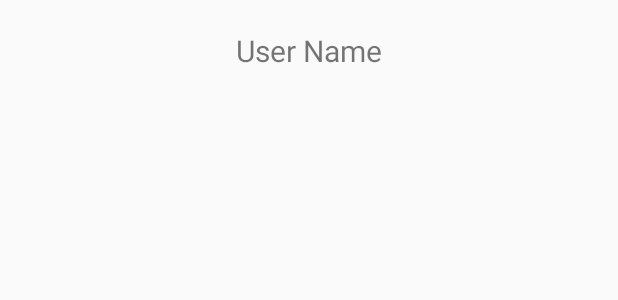
After one commit to ashmortar/ChatAppProv7, an Android app: the layout user_list_item.xml on its own in the app's theme, with its tools: preview values and no code run, on a phone screen of 412 x 824 dp. The commit adds this screen. Shown: the top 300 px of the screen. Run offline under Robolectric (Android 15) with nearby library versions, the phone set to English and light mode, and no system bars.

Commit message:
Display list of users.

```diff
--- a/app/src/main/java/chat7/app/pro/chatapppro7/services/FirebaseService.java
+++ b/app/src/main/java/chat7/app/pro/chatapppro7/services/FirebaseService.java
@@ -1,8 +1,14 @@
 package chat7.app.pro.chatapppro7.services;
 
 
+import com.google.firebase.database.DataSnapshot;
+import com.google.firebase.database.DatabaseError;
 import com.google.firebase.database.DatabaseReference;
 import com.google.firebase.database.FirebaseDatabase;
+import com.google.firebase.database.ValueEventListener;
+
+import java.util.ArrayList;
+import java.util.List;
 
 import chat7.app.pro.chatapppro7.models.User;
 
--- a/app/src/main/res/layout/activity_user_list.xml
+++ b/app/src/main/res/layout/activity_user_list.xml
@@ -6,4 +6,9 @@
     android:layout_height="match_parent"
     tools:context="chat7.app.pro.chatapppro7.ui.ChatListActivity">
 
+    <android.support.v7.widget.RecyclerView
+        android:layout_width="match_parent"
+        android:layout_height="match_parent"
+        android:id="@+id/recyclerView"/>
+
 </android.support.constraint.ConstraintLayout>
--- /dev/null
+++ b/app/src/main/res/layout/message_list_item.xml
@@ -0,0 +1,6 @@
+<?xml version="1.0" encoding="utf-8"?>
+<LinearLayout xmlns:android="http://schemas.android.com/apk/res/android"
+    android:orientation="vertical" android:layout_width="match_parent"
+    android:layout_height="match_parent">
+
+</LinearLayout>
--- /dev/null
+++ b/app/src/main/res/layout/user_list_item.xml
@@ -0,0 +1,16 @@
+<?xml version="1.0" encoding="utf-8"?>
+<LinearLayout xmlns:android="http://schemas.android.com/apk/res/android"
+    android:orientation="vertical" android:layout_width="match_parent"
+    android:layout_height="wrap_content">
+
+    <TextView
+        android:layout_width="match_parent"
+        android:layout_height="wrap_content"
+        android:id="@+id/userNameTextView"
+        android:text="User Name"
+        android:textAlignment="center"
+        android:textSize="20sp"
+        android:layout_margin="10dp"
+        android:padding="10dp"/>
+
+</LinearLayout>
```
Also changed, not shown: app/src/main/java/chat7/app/pro/chatapppro7/adapters/FirebaseUserViewHolder.java (added, +41 -0 lines), app/src/main/java/chat7/app/pro/chatapppro7/ui/UserListActivity.java (+68 -0 lines).
